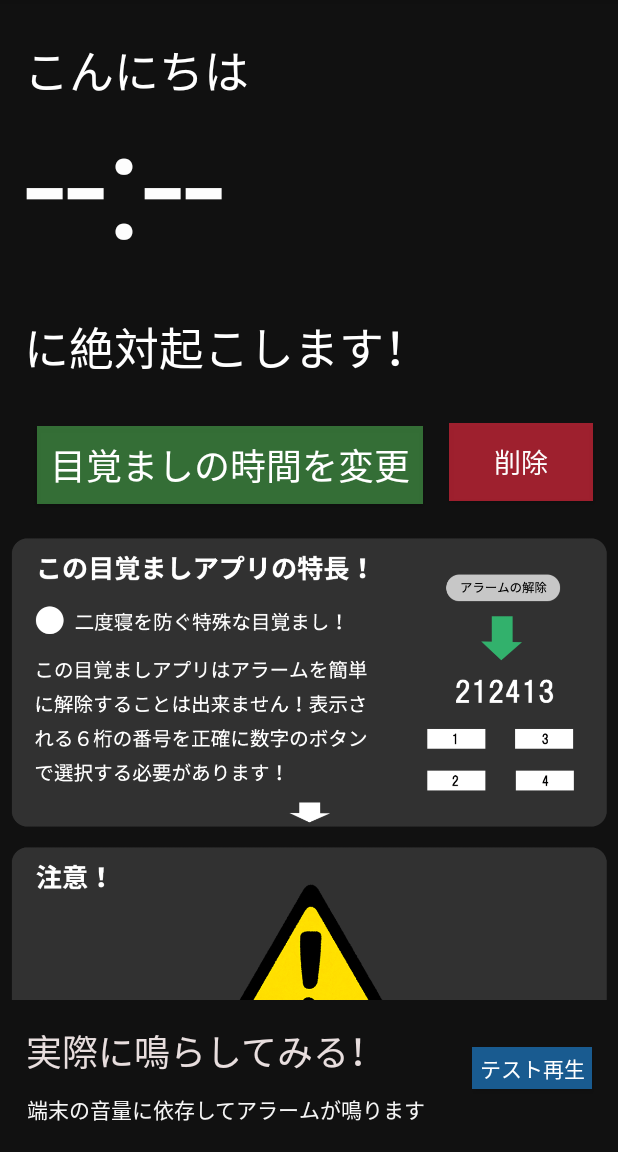
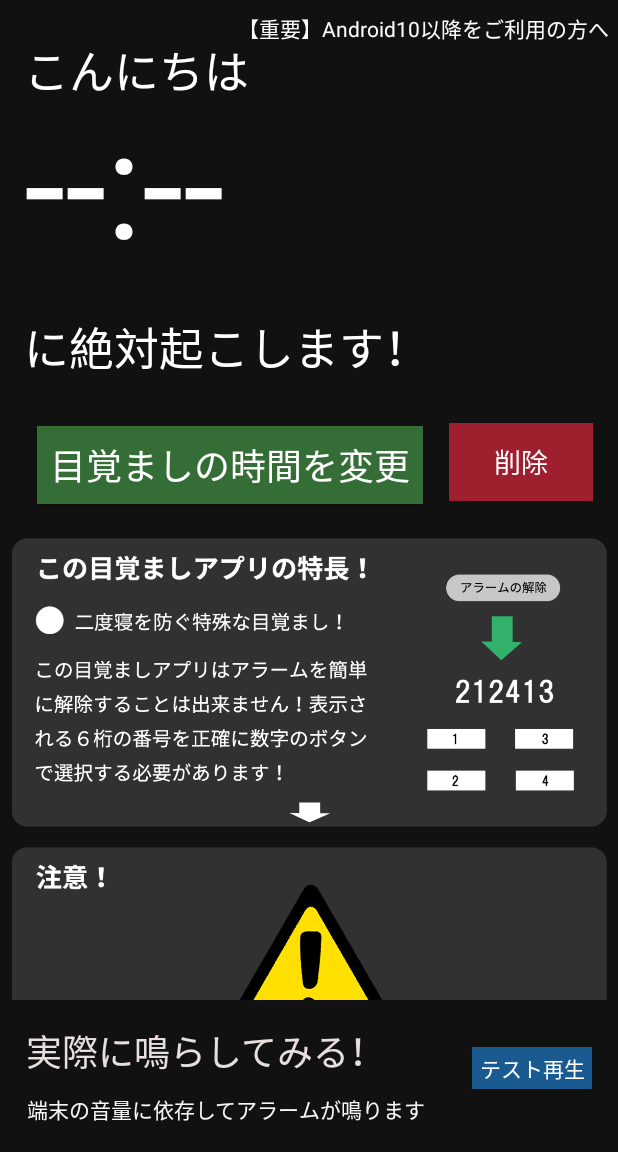
Before and after one commit to ryotaorolab/mezamasihigh, an Android app: the screen it shows after launch (MainActivity), on a phone screen of 412 x 824 dp, the part 84-1236 px from its top. Run offline under Robolectric (Android 15) with nearby library versions, the phone set to English and light mode, and no system bars.

Commit message:
通知を搭載（仮）

```diff
--- a/app/src/main/res/layout/activity_main.xml
+++ b/app/src/main/res/layout/activity_main.xml
@@ -183,4 +183,20 @@
         </LinearLayout>
     </ScrollView>
 
+    <TextView
+        android:id="@+id/textView14"
+        android:layout_width="253dp"
+        android:layout_height="20dp"
+        android:layout_marginStart="4dp"
+        android:layout_marginTop="16dp"
+        android:layout_marginBottom="4dp"
+        android:onClick="Announce"
+        android:text="【重要】Android10以降をご利用の方へ"
+        android:textColor="#FBFBFB"
+        app:layout_constraintBottom_toTopOf="@+id/textView"
+        app:layout_constraintEnd_toEndOf="parent"
+        app:layout_constraintHorizontal_bias="1.0"
+        app:layout_constraintStart_toEndOf="@+id/textView"
+        app:layout_constraintTop_toTopOf="parent" />
+
 </androidx.constraintlayout.widget.ConstraintLayout>
--- a/build.gradle
+++ b/build.gradle
@@ -1,4 +1,6 @@
-// Top-level build file where you can add configuration options common to all sub-projects/modules.
+ext {
+    defaultMinSdkVersion = 26
+}// Top-level build file where you can add configuration options common to all sub-projects/modules.
 
 buildscript {
     repositories {
```
Also changed, not shown: app/src/main/AndroidManifest.xml (+13 -8 lines), app/src/main/java/com/mou78/mezamasihigh/AlarmActivity.java (+40 -1 lines), app/src/main/java/com/mou78/mezamasihigh/AnnounceActivity.java (added, +19 -0 lines), app/src/main/java/com/mou78/mezamasihigh/ChangeTimeActivity.java (+3 -4 lines), app/src/main/java/com/mou78/mezamasihigh/MainActivity.java (+9 -0 lines), app/src/main/res/layout/activity_announce.xml (added, +47 -0 lines).
